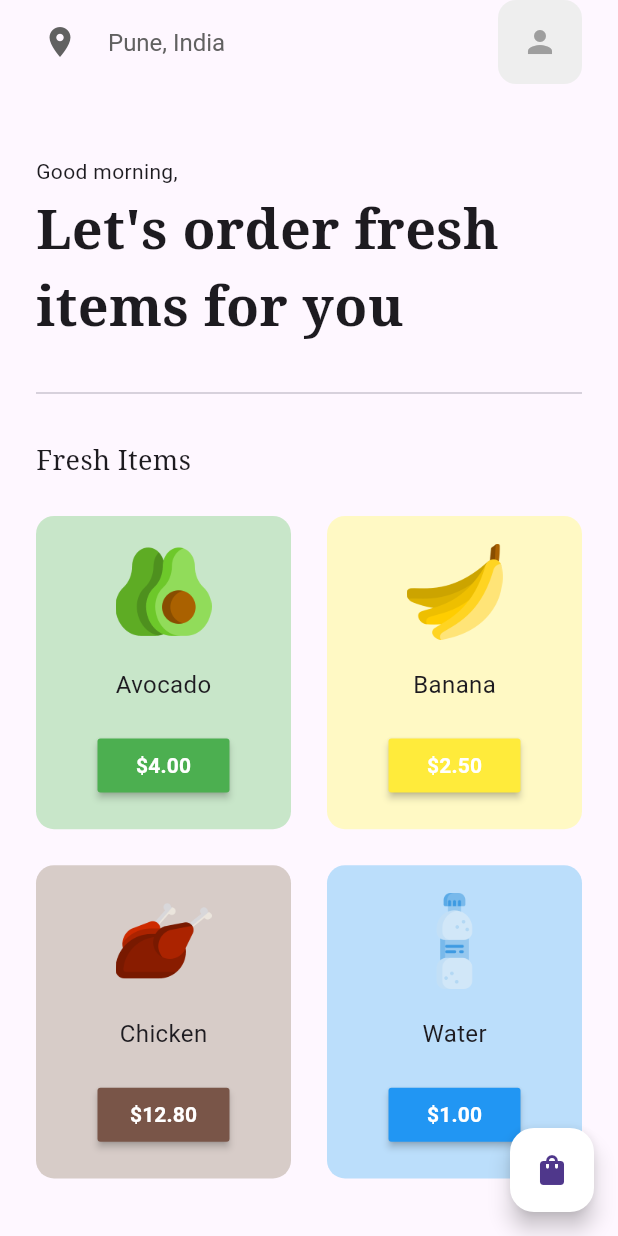
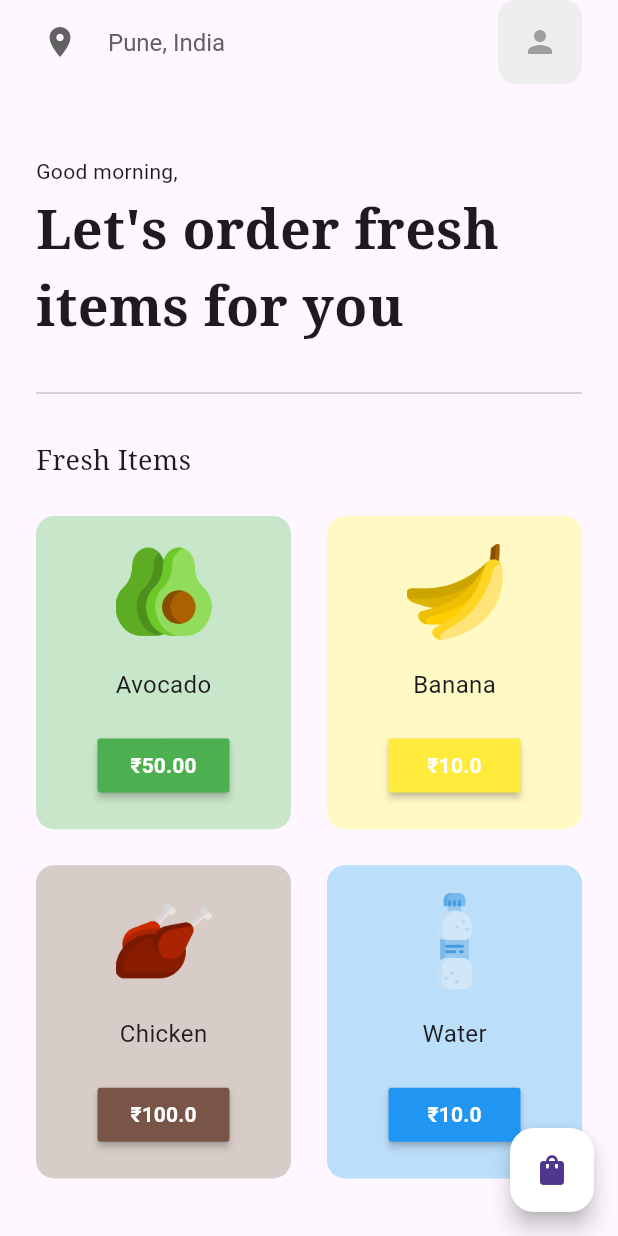
Before and after one commit to rajansudan39/Grocery-App, a Flutter app: the HomePage screen opened directly, on a phone screen of 412 x 824 dp. Run offline on Flutter 3.47's test engine with Material 3 defaults, Android fonts, the phone set to English and light mode, and no system bars; our stand-ins replace google_fonts; missing offline and left inert: razorpay_flutter.

```diff
--- /dev/null
+++ b/devtools_options.yaml
@@ -0,0 +1 @@
+extensions:
--- a/lib/components/grocery_item_tile.dart
+++ b/lib/components/grocery_item_tile.dart
@@ -50,7 +50,7 @@ class GroceryItemTile extends StatelessWidget {
               onPressed: onPressed,
               color: color,
               child: Text(
-                '\$' + itemPrice,
+                '\₹' + itemPrice,
                 style: TextStyle(
                   color: Colors.white,
                   fontWeight: FontWeight.bold,
--- a/lib/model/cart_model.dart
+++ b/lib/model/cart_model.dart
@@ -2,13 +2,13 @@ import 'package:flutter/material.dart';
 
 class CartModel extends ChangeNotifier {
   // list of items on sale
-  final List _shopItems = const [
-    // [ itemName, itemPrice, imagePath, color ]
-    ["Avocado", "4.00", "lib/images/avocado.png", Colors.green],
-    ["Banana", "2.50", "lib/images/banana.png", Colors.yellow],
-    ["Chicken", "12.80", "lib/images/chicken.png", Colors.brown],
-    ["Water", "1.00", "lib/images/water.png", Colors.blue],
-  ];
+  List get _shopItems => const [
+        // [ itemName, itemPrice, imagePath, color ]
+        ["Avocado", "50.00", "lib/images/avocado.png", Colors.green],
+        ["Banana", "10.0", "lib/images/banana.png", Colors.yellow],
+        ["Chicken", "100.0", "lib/images/chicken.png", Colors.brown],
+        ["Water", "10.0", "lib/images/water.png", Colors.blue],
+      ];
 
   // list of cart items
   final List _cartItems = [];
--- a/pubspec.yaml
+++ b/pubspec.yaml
@@ -36,6 +36,7 @@ dependencies:
   cupertino_icons: ^1.0.2
   provider:
   google_fonts: 6.1.0
+  razorpay_flutter: ^1.3.6
 
 dev_dependencies:
   flutter_test:
```
Also changed, not shown: lib/pages/cart_page.dart (+89 -4 lines), pubspec.lock.
